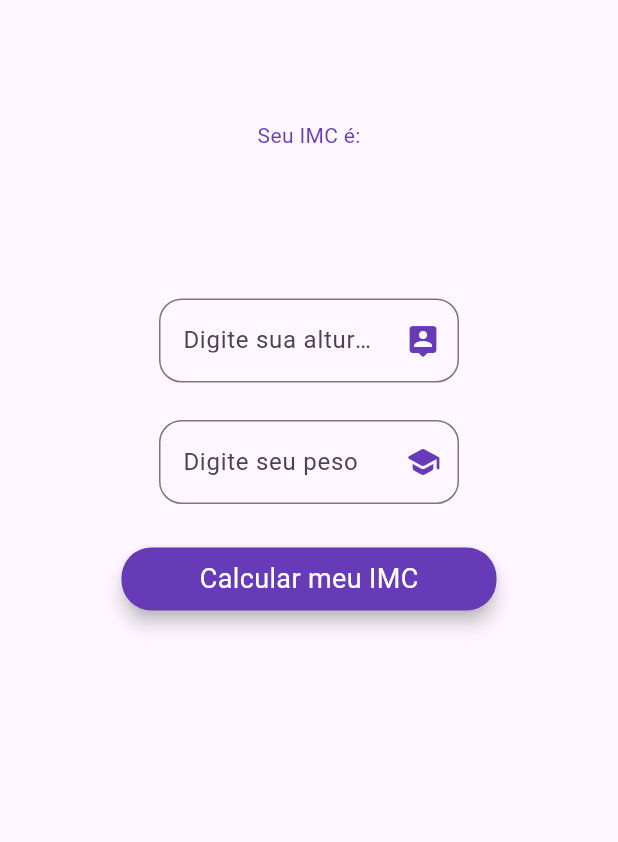
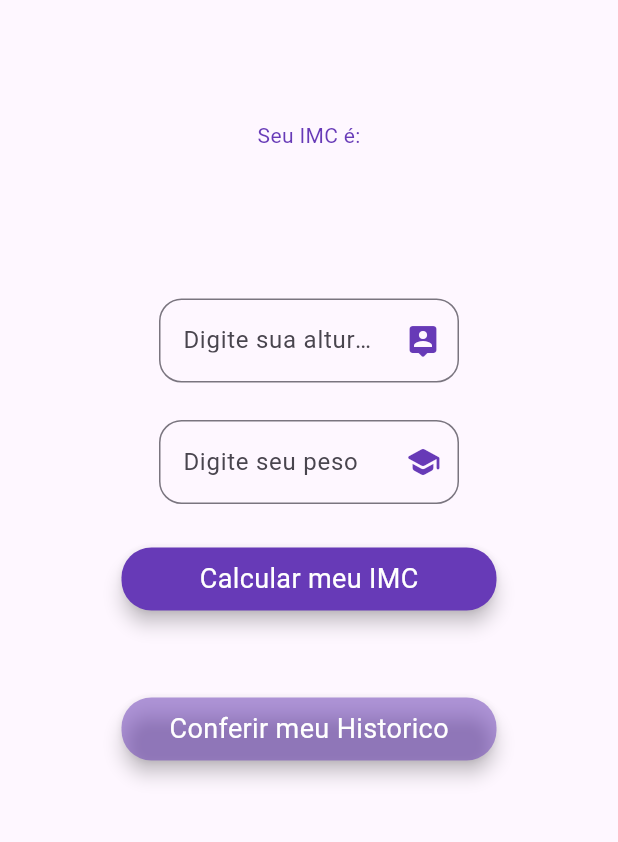
Before and after one commit to JevertonCostaLumni/calc_simple, a Flutter app: the screen it shows after launch, after a tap on "Calcular meu IMC", on a phone screen of 412 x 824 dp, the part 84-926 px from its top. Run offline on Flutter 3.47's test engine with Material 2 defaults, Android fonts, the phone set to English and light mode, and no system bars; our stand-ins replace hive; accounts and stored records are empty.

Commit message:
update_pt_2

```diff
--- a/lib/app/data/repositories/imc_repository.dart
+++ b/lib/app/data/repositories/imc_repository.dart
@@ -57,4 +57,5 @@ class IMCRepository {
       );
     }
   }
+
 }
--- /dev/null
+++ b/lib/app/entities/hive_data.dart
@@ -0,0 +1,15 @@
+import 'package:hive/hive.dart';
+
+@HiveType(typeId: 0)
+class Dados {
+  @HiveField(0)
+  double peso;
+
+  @HiveField(1)
+  double altura;
+
+  @HiveField(2)
+  String resultado;
+
+  Dados(this.peso, this.altura, this.resultado);
+}
--- a/lib/main.dart
+++ b/lib/main.dart
@@ -1,7 +1,15 @@
+import 'package:calc_simple/app/entities/hive_adapter.dart';
 import 'package:calc_simple/presentation/pages/home_page.dart';
 import 'package:flutter/material.dart';
+import 'package:hive/hive.dart';
+import 'package:path_provider/path_provider.dart' as path_provider;
 
-void main() {
+void main() async {
+  WidgetsFlutterBinding.ensureInitialized();
+  final appDocumentDirectory = await path_provider.getApplicationDocumentsDirectory();
+  Hive.init(appDocumentDirectory.path);
+  Hive.registerAdapter(DadosAdapter());
+  await openBox(); // Espere abrir a caixa antes de chamar runApp
   runApp(const MyApp());
 }
 
--- a/lib/presentation/pages/home_page.dart
+++ b/lib/presentation/pages/home_page.dart
@@ -1,14 +1,21 @@
 import 'package:calc_simple/app/data/repositories/imc_repository.dart';
+import 'package:calc_simple/app/entities/hive_data.dart';
+import 'package:calc_simple/presentation/widgets/custom_modal_bs.dart';
 import 'package:calc_simple/presentation/widgets/custom_rinch_text.dart';
 import 'package:calc_simple/presentation/widgets/custom_text_form_field.dart';
 import 'package:flutter/material.dart';
+import 'package:hive/hive.dart';
 
 class HomePage extends StatefulWidget {
   const HomePage({super.key});
-
   @override
   State<HomePage> createState() => _HomePageState();
 }
+
+late Box<Dados> box;
+
+FocusNode heightFocusNode = FocusNode();
+FocusNode weightFocusNode = FocusNode();
 
 TextEditingController weightController = TextEditingController(text: '');
 TextEditingController heightController = TextEditingController(text: '');
@@ -20,7 +27,17 @@ RichText imcResult = RichText(
   ),
 );
 
+Future<void> openBox() async {
+  box = await Hive.openBox<Dados>('dados');
+}
+
 class _HomePageState extends State<HomePage> {
+  @override
+  void initState() {
+    openBox();
+    super.initState();
+  }
+
   @override
   Widget build(BuildContext context) {
     return Scaffold(
@@ -51,6 +68,7 @@ class _HomePageState extends State<HomePage> {
                 height: 50,
               ),
               CustomTextFormField(
+                focusNode: heightFocusNode,
                 key: const Key('heightTextField'),
                 labelText: 'Digite sua altura (cm)',
                 suffixIcon: const Icon(
@@ -63,6 +81,7 @@ class _HomePageState extends State<HomePage> {
                 height: 25,
               ),
               CustomTextFormField(
+                focusNode: weightFocusNode,
                 key: const Key('weightTextField'),
                 labelText: 'Digite seu peso',
                 suffixIcon: const Icon(
@@ -75,13 +94,21 @@ class _HomePageState extends State<HomePage> {
                 height: 25,
               ),
               GestureDetector(
-                onTap: () {
+                onTap: () async {
                   double heightInMeters = double.parse(heightController.text) / 100;
 
                   ColoredText result = IMCRepository().calculateIMC(
                     height: heightInMeters,
                     weight: double.parse(weightController.text),
                   );
+                  Dados dados = Dados(
+                    double.parse(weightController.text),
+                    heightInMeters,
+                    result.text,
+                  );
+
+                  await box.add(dados);
+
                   setState(() {
                     imcResult = RichText(
                       text: TextSpan(
@@ -93,6 +120,9 @@ class _HomePageState extends State<HomePage> {
                       ),
                     );
                   });
+
+                  heightFocusNode.unfocus();
+                  weightFocusNode.unfocus();
                 },
                 child: Card(
                   color: Colors.deepPurple,
@@ -115,7 +145,45 @@ class _HomePageState extends State<HomePage> {
                     ),
                   ),
                 ),
-              )
+              ),
+              const SizedBox(
+                height: 50,
+              ),
+              GestureDetector(
+                onTap: () {
+                  List<Dados> listaDeDados = [];
+
+                  listaDeDados = box.values.cast<Dados>().toList();
+
+                  setState(() {});
+
+                  showModalBottomSheet(
+                    context: context,
+                    builder: (context) => ModalBsCustom(listaDeDados: listaDeDados),
+                  );
+                },
+                child: Card(
+                  color: Colors.deepPurple.withOpacity(.5),
+                  elevation: 5.0,
+                  shape: RoundedRectangleBorder(
+                    borderRadius: BorderRadius.circular(20.0),
+                  ),
+                  child: Container(
+                    constraints: const BoxConstraints(maxWidth: 250),
+                    alignment: Alignment.center,
+                    child: const Padding(
+                      padding: EdgeInsets.all(8.0),
+                      child: Text(
+                        'Conferir meu Historico',
+                        style: TextStyle(
+                          fontSize: 18.0,
+                          color: Colors.white,
+                        ),
+                      ),
+                    ),
+                  ),
+                ),
+              ),
             ],
           ),
         ),
--- a/lib/presentation/widgets/custom_text_form_field.dart
+++ b/lib/presentation/widgets/custom_text_form_field.dart
@@ -1,15 +1,18 @@
+// ignore_for_file: public_member_api_docs, sort_constructors_first
 import 'package:flutter/material.dart';
 
 class CustomTextFormField extends StatelessWidget {
   final Widget? suffixIcon;
   final String? labelText;
   final TextEditingController? controller;
+  final FocusNode? focusNode;
   const CustomTextFormField({
-    super.key,
+    Key? key,
     required this.suffixIcon,
     required this.labelText,
     required this.controller,
-  });
+    required this.focusNode,
+  }) : super(key: key);
 
   @override
   Widget build(BuildContext context) {
@@ -18,6 +21,7 @@ class CustomTextFormField extends StatelessWidget {
       child: SizedBox(
         width: 200,
         child: TextFormField(
+          focusNode: focusNode,
           controller: controller,
           decoration: InputDecoration(
             border: OutlineInputBorder(
--- a/pubspec.yaml
+++ b/pubspec.yaml
@@ -35,6 +35,8 @@ dependencies:
   # The following adds the Cupertino Icons font to your application.
   # Use with the CupertinoIcons class for iOS style icons.
   cupertino_icons: ^1.0.2
+  hive: ^2.2.3
+  path_provider: ^2.1.1
 
 dev_dependencies:
   flutter_test:
```
Also changed, not shown: lib/app/entities/hive_adapter.dart (added, +23 -0 lines), lib/presentation/widgets/custom_modal_bs.dart (added, +42 -0 lines), pubspec.lock, 1 other file.
